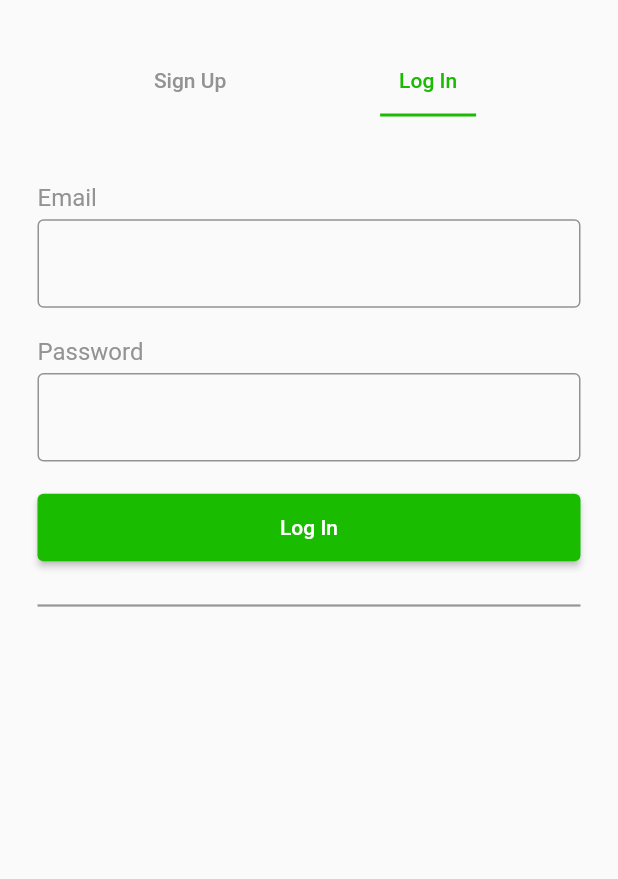
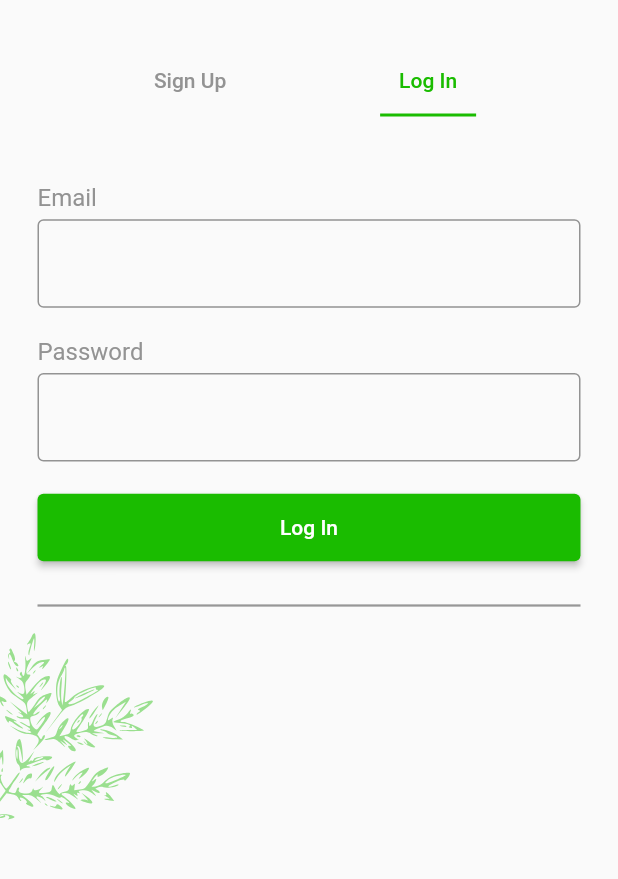
Before and after one commit to AlyaaRushdy/LaVie-Flutter-Hackathon, a Flutter app: the screen it shows after launch, on a phone screen of 412 x 824 dp, the part 260-1139 px from its top. Run offline on Flutter 3.47's test engine with Material 2 defaults, Android fonts, the phone set to English and light mode, and no system bars; our stand-ins replace animated_splash_screen, flutter_svg.

Commit message:
bottomLeft decoration and scrollView

```diff
--- a/lib/log_in.dart
+++ b/lib/log_in.dart
@@ -1,5 +1,4 @@
 import 'package:flutter/material.dart';
-import 'package:flutter/services.dart';
 import 'package:flutter_svg/flutter_svg.dart';
 import 'package:la_vie_app_1/sign_up.dart' as sign_up_page;
 
@@ -13,7 +12,8 @@ class LogIn extends StatelessWidget {
   @override
   Widget build(BuildContext context) {
     return Scaffold(
-      body: Column(
+      body: SingleChildScrollView(
+        child: Column(
           children: [
             //TopRight Decoration
             Align(
@@ -87,7 +87,6 @@ class LogIn extends StatelessWidget {
               margin: const EdgeInsets.symmetric(horizontal: 25.0),
               alignment: Alignment.center,
               child: Form(
-              child: SingleChildScrollView(
                 child: Column(
                   children: [
                     //Email
@@ -183,8 +182,25 @@ class LogIn extends StatelessWidget {
                 ),
               ),
             ),
-          )
+
+            // Space
+            const SizedBox(
+              height: 10.0,
+            ),
+
+            //BottomLeft Decoration
+            Align(
+              alignment: Alignment.bottomLeft,
+              child: RotatedBox(
+                quarterTurns: 2,
+                child: SvgPicture.asset(
+                  "images/LogInDecoration.svg",
+                  height: 125,
+                ),
+              ),
+            ),
           ],
+        ),
       ),
     );
   }
```
Lines whose indentation alone changed are shown as unchanged.
